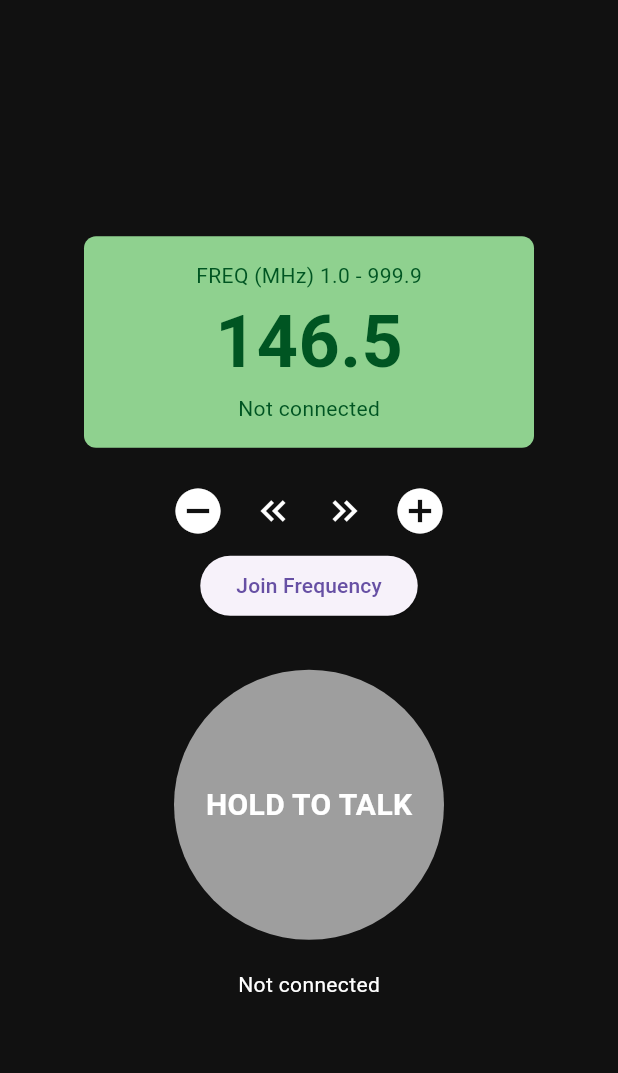
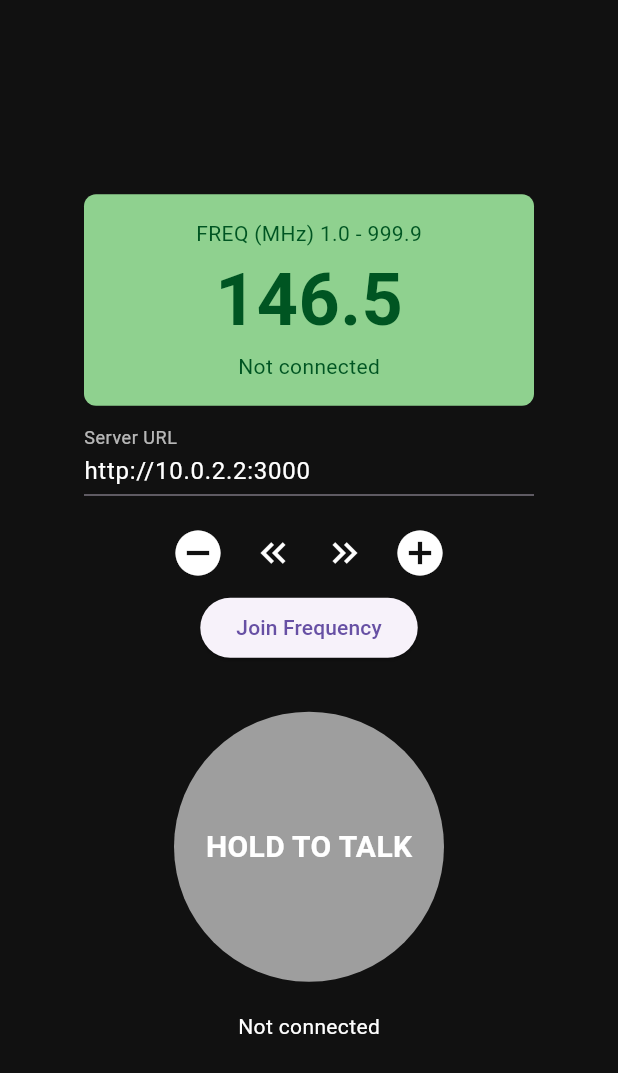
Before and after one commit to rohitrot738/walkie-talkie-, a Flutter app: the WalkieScreen screen opened directly, after a tap on "Join Frequency", on a phone screen of 412 x 824 dp. Shown: the top 1073 px of the screen. Run offline on Flutter 3.47's test engine with Material 3 defaults, Android fonts, the phone set to English and light mode, and no system bars; our stand-ins replace permission_handler, shared_preferences, socket_io_client; missing offline and left inert: flutter_foreground_task, flutter_webrtc; accounts and stored records are empty; network calls fail; statements that could not run were skipped.

Commit message:
Configurable server URL, CI workflow to build APK
Co-authored-by: copilot-swe-agent[bot] <198982749+Copilot@users.noreply.github.com>

```diff
--- a/mobile/lib/main.dart
+++ b/mobile/lib/main.dart
@@ -1,11 +1,14 @@
+import 'dart:async';
+
 import 'package:flutter/material.dart';
 import 'package:flutter_foreground_task/flutter_foreground_task.dart';
 import 'package:flutter_webrtc/flutter_webrtc.dart';
 import 'package:permission_handler/permission_handler.dart';
+import 'package:shared_preferences/shared_preferences.dart';
 import 'package:socket_io_client/socket_io_client.dart' as io;
 
-// Apne server ka address yahan daalein (emulator: 10.0.2.2, real phone: PC ka IP ya deployed URL)
-const serverUrl = 'http://10.0.2.2:3000';
+// Default server; app ke andar "Server" field se badla ja sakta hai
+const defaultServerUrl = String.fromEnvironment('SERVER_URL', defaultValue: 'http://10.0.2.2:3000');
 const minFreq = 1.0, maxFreq = 999.9;
 
 void main() {
@@ -23,7 +26,10 @@ class WalkieScreen extends StatefulWidget {
 }
 
 class _WalkieScreenState extends State<WalkieScreen> {
-  late io.Socket socket;
+  io.Socket? _socket;
+  String? _url;
+  io.Socket get socket => _socket!;
+  final urlCtrl = TextEditingController(text: defaultServerUrl);
   MediaStream? stream;
   final Map<String, RTCPeerConnection> pcs = {};
   final Map<String, List<RTCIceCandidate>> pendingIce = {};
@@ -42,17 +48,29 @@ class _WalkieScreenState extends State<WalkieScreen> {
   void initState() {
     super.initState();
     _initForegroundService();
-    socket = io.io(serverUrl, io.OptionBuilder().setTransports(['websocket']).build());
-    socket.on('signal', (d) => _onSignal(d['from'], d['data']));
-    socket.on('peer-left', (id) => _dropPeer(id));
-    socket.on('peer-joined', (_) => setState(() => count++));
-    socket.on('speaker', (id) => setState(() {
+    SharedPreferences.getInstance().then((p) {
+      final u = p.getString('serverUrl');
+      if (u != null) urlCtrl.text = u;
+    });
+  }
+
+  void _connect(String url) {
+    _socket?.dispose();
+    final sock = io.io(url, io.OptionBuilder().setTransports(['websocket']).disableAutoConnect().build());
+    _socket = sock;
+    _url = url;
+    sock.on('signal', (d) => _onSignal(d['from'], d['data']));
+    sock.on('peer-left', (id) => _dropPeer(id));
+    sock.on('peer-joined', (_) => setState(() => count++));
+    sock.on('connect_error', (_) => setState(() => status = 'Server se connect nahi ho paya'));
+    sock.on('speaker', (id) => setState(() {
           status = id == null
               ? 'Channel free'
-              : id == socket.id
+              : id == sock.id
                   ? 'You are talking...'
                   : 'Someone is talking...';
         }));
+    sock.connect();
   }
 
   // Foreground service keeps mic + socket alive when the app is in background
@@ -141,6 +159,16 @@ class _WalkieScreenState extends State<WalkieScreen> {
   Future<void> _join() async {
     await _ensureMic();
     pcs.keys.toList().forEach(_dropPeer);
+    final url = urlCtrl.text.trim();
+    final prefs = await SharedPreferences.getInstance();
+    await prefs.setString('serverUrl', url);
+    if (_socket == null || _url != url) _connect(url);
+    if (!socket.connected) {
+      final done = Completer<void>();
+      socket.once('connect', (_) => done.complete());
+      await done.future.timeout(const Duration(seconds: 8), onTimeout: () {});
+      if (!socket.connected) return;
+    }
     socket.emitWithAck('join', freq.toStringAsFixed(1), ack: (res) async {
       if (res['error'] != null) {
         setState(() => status = res['error']);
@@ -189,7 +217,7 @@ class _WalkieScreenState extends State<WalkieScreen> {
   void dispose() {
     pcs.keys.toList().forEach(_dropPeer);
     stream?.dispose();
-    socket.dispose();
+    _socket?.dispose();
     FlutterForegroundTask.stopService();
     super.dispose();
   }
@@ -213,7 +241,17 @@ class _WalkieScreenState extends State<WalkieScreen> {
                     style: const TextStyle(color: Color(0xFF005522))),
               ]),
             ),
-            const SizedBox(height: 16),
+            const SizedBox(height: 12),
+            SizedBox(
+              width: 300,
+              child: TextField(
+                controller: urlCtrl,
+                style: const TextStyle(color: Colors.white),
+                decoration: const InputDecoration(
+                    labelText: 'Server URL', labelStyle: TextStyle(color: Colors.white70), isDense: true),
+              ),
+            ),
+            const SizedBox(height: 12),
             Row(mainAxisSize: MainAxisSize.min, children: [
               IconButton(color: Colors.white, iconSize: 36, icon: const Icon(Icons.remove_circle), onPressed: () => _step(-0.1)),
               IconButton(color: Colors.white, iconSize: 28, icon: const Icon(Icons.keyboard_double_arrow_left), onPressed: () => _step(-10)),
--- a/mobile/pubspec.yaml
+++ b/mobile/pubspec.yaml
@@ -12,6 +12,7 @@ dependencies:
   flutter_webrtc: ^0.11.7
   socket_io_client: ^2.0.3+1
   permission_handler: ^11.3.1
+  shared_preferences: ^2.3.2
   flutter_foreground_task: ^8.10.4
 
 flutter:
--- a/package.json
+++ b/package.json
@@ -4,7 +4,8 @@
   "description": "",
   "main": "index.js",
   "scripts": {
-    "test": "echo \"Error: no test specified\" && exit 1"
+    "test": "echo \"Error: no test specified\" && exit 1",
+    "start": "node server.js"
   },
   "keywords": [],
   "author": "",
```
Also changed, not shown: 2 other files.
